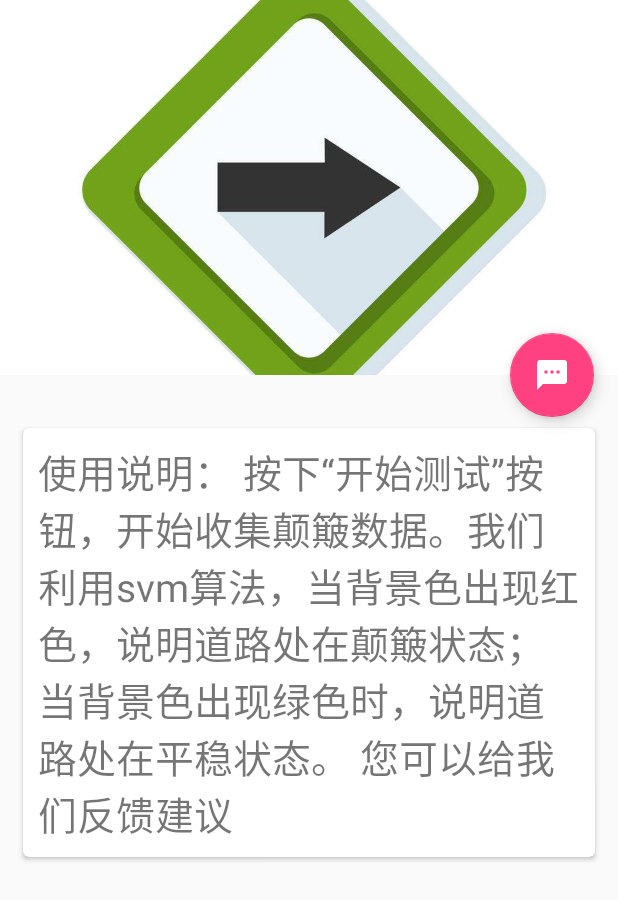
After one commit to shuangjiang169/RoadInspect, an Android app: the layout instruction.xml on its own in the app's theme, with its tools: preview values and no code run, on a phone screen of 412 x 824 dp. The commit adds this screen. Shown: the top 900 px of the screen. Run offline under Robolectric (Android 15) with nearby library versions, the phone set to English and light mode, and no system bars.

Commit message:
add instruction's text,change title. no pictrue

```diff
--- a/app/src/main/AndroidManifest.xml
+++ b/app/src/main/AndroidManifest.xml
@@ -43,7 +43,7 @@
        <activity android:name=".MainActivity" />
         android:label="Test"
        <activity android:name=".RegisterActivity" />
-        <activity android:name=".OtherActivity"/>
+        <activity android:name=".InstructionActivity"/>
 
         <service android:name=".SensingFunction">
         </service>
--- a/app/src/main/java/com/example/boyceng/roadinspect/MainActivity.java
+++ b/app/src/main/java/com/example/boyceng/roadinspect/MainActivity.java
@@ -19,6 +19,8 @@ import java.io.File;
 import java.io.FileInputStream;
 import java.io.FileOutputStream;
 import java.io.IOException;
+
+
 
 
 public class MainActivity extends BaseActivity
@@ -45,7 +47,7 @@ public class MainActivity extends BaseActivity
             {
                 Intent intent = new Intent();
                 intent.putExtra("testIntent", "123");
-                intent.setClass(MainActivity.this, OtherActivity.class);
+                intent.setClass(MainActivity.this, InstructionActivity.class);
                 MainActivity.this.startActivity(intent);
             }
              break;
--- /dev/null
+++ b/app/src/main/res/layout/instruction.xml
@@ -0,0 +1,83 @@
+<?xml version="1.0" encoding="utf-8"?>
+<!-- 该文件是OtherActivity.java文件所使用的布局文件 -->
+
+<android.support.design.widget.CoordinatorLayout
+	xmlns:android="http://schemas.android.com/apk/res/android"
+	xmlns:app="http://schemas.android.com/apk/res-auto"
+	android:layout_width="match_parent"
+	android:layout_height="match_parent"
+	android:fitsSystemWindows="true">
+
+	<android.support.design.widget.AppBarLayout
+		android:id="@+id/appBar"
+		android:layout_width="match_parent"
+		android:layout_height="250dp"
+		android:fitsSystemWindows="true">
+
+		<android.support.design.widget.CollapsingToolbarLayout
+			android:id="@+id/collapsing_toolbar"
+			android:layout_width="match_parent"
+			android:layout_height="match_parent"
+			android:theme="@style/ThemeOverlay.AppCompat.Dark.ActionBar"
+			android:fitsSystemWindows="true"
+			app:contentScrim="?attr/colorPrimary"
+			app:layout_scrollFlags="scroll|exitUntilCollapsed">
+
+			<ImageView
+				android:id="@+id/fruit_image_view"
+				android:layout_width="match_parent"
+				android:layout_height="match_parent"
+				android:scaleType="centerCrop"
+				android:fitsSystemWindows="true"
+				app:layout_collapseMode="parallax"
+				android:src="@drawable/logoxxx"/>
+
+			<android.support.v7.widget.Toolbar
+				android:id="@+id/toolbar"
+				android:layout_width="match_parent"
+				android:layout_height="?attr/actionBarSize"
+				app:layout_collapseMode="pin" />
+		</android.support.design.widget.CollapsingToolbarLayout>
+	</android.support.design.widget.AppBarLayout>
+
+	<android.support.v4.widget.NestedScrollView
+		android:layout_width="match_parent"
+		android:layout_height="match_parent"
+		app:layout_behavior="@string/appbar_scrolling_view_behavior">
+
+		<LinearLayout
+			android:orientation="vertical"
+			android:layout_width="match_parent"
+			android:layout_height="wrap_content">
+
+			<android.support.v7.widget.CardView
+				android:layout_width="match_parent"
+				android:layout_height="wrap_content"
+				android:layout_marginBottom="15dp"
+				android:layout_marginLeft="15dp"
+				android:layout_marginRight="15dp"
+				android:layout_marginTop="35dp"
+				app:cardCornerRadius="4dp">
+
+				<TextView
+					android:id="@+id/fruit_content_text"
+					android:layout_width="match_parent"
+					android:layout_height="wrap_content"
+					android:layout_margin="10dp"
+					android:text="使用说明：
+按下“开始测试”按钮，开始收集颠簸数据。我们利用svm算法，当背景色出现红色，说明道路处在颠簸状态；当背景色出现绿色时，说明道路处在平稳状态。
+您可以给我们反馈建议
+"
+					android:textSize="26sp"/>
+			</android.support.v7.widget.CardView>
+		</LinearLayout>
+	</android.support.v4.widget.NestedScrollView>
+
+	<android.support.design.widget.FloatingActionButton
+		android:layout_width="wrap_content"
+		android:layout_height="wrap_content"
+		android:layout_margin="16dp"
+		android:src="@drawable/ic_comment"
+		app:layout_anchor="@id/appBar"
+		app:layout_anchorGravity="bottom|end" />
+</android.support.design.widget.CoordinatorLayout>
--- a/app/src/main/res/menu/toolbar.xml
+++ b/app/src/main/res/menu/toolbar.xml
@@ -16,5 +16,5 @@
         android:id="@+id/settings"
         android:icon="@drawable/ic_settings"
         android:title="Settings"
-       andoid:showAsAction="never"/>
+       andoid:showAsAction="ifRoom"/>
 </menu>
```
Also changed, not shown: app/build.gradle (+10 -0 lines), app/src/main/java/com/example/boyceng/roadinspect/InstructionActivity.java (added, +61 -0 lines), app/src/main/java/com/example/boyceng/roadinspect/OtherActivity.java (deleted, +0 -23 lines), app/src/main/res/layout/other.xml (deleted, +0 -14 lines), app/src/main/res/drawable/ic_comment.png (added).
